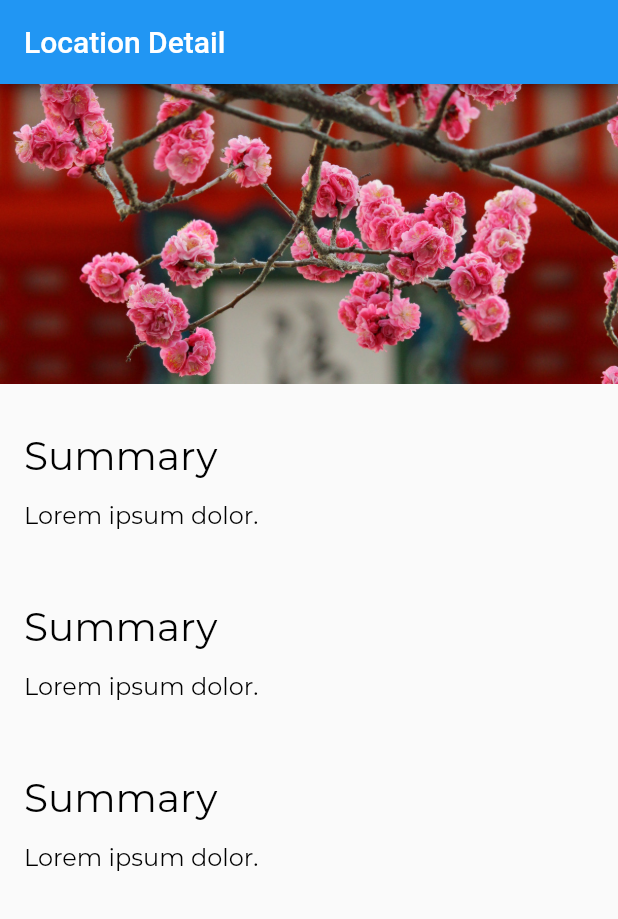
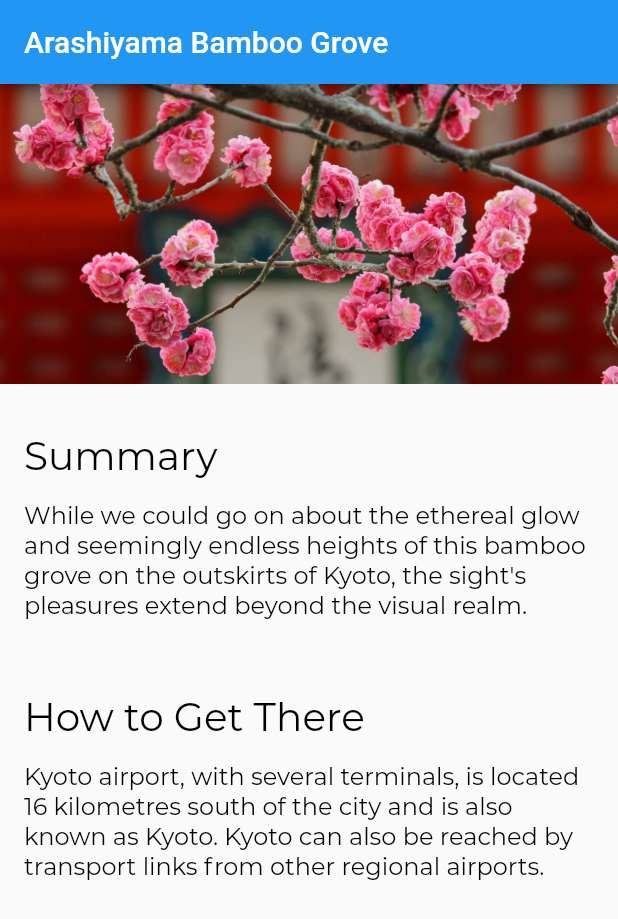
Before and after one commit to daduam/myflutterapp, a Flutter app: the screen it shows after launch, on a phone screen of 412 x 824 dp. Shown: the top 919 px of the screen. Run offline on Flutter 3.47's test engine with Material 2 defaults, Android fonts, the phone set to English and light mode, and no system bars.

Commit message:
working with models in flutter

```diff
--- /dev/null
+++ b/lib/models/location.dart
@@ -0,0 +1,20 @@
+import 'location_fact.dart';
+
+class Location {
+  String name;
+  String imagePath;
+  final List<LocationFact> facts;
+
+  Location(this.name, this.imagePath, this.facts);
+
+  static List<Location> fetchAll() {
+    return [
+      Location('Arashiyama Bamboo Grove', 'assets/images/kiyomizu-dera.jpg', [
+        LocationFact('Summary',
+            'While we could go on about the ethereal glow and seemingly endless heights of this bamboo grove on the outskirts of Kyoto, the sight\'s pleasures extend beyond the visual realm.'),
+        LocationFact('How to Get There',
+            'Kyoto airport, with several terminals, is located 16 kilometres south of the city and is also known as Kyoto. Kyoto can also be reached by transport links from other regional airports.'),
+      ]),
+    ];
+  }
+}
--- /dev/null
+++ b/lib/models/location_fact.dart
@@ -0,0 +1,6 @@
+class LocationFact {
+  final String title;
+  final String text;
+
+  LocationFact(this.title, this.text);
+}
--- a/lib/screens/location_detail/location_detail.dart
+++ b/lib/screens/location_detail/location_detail.dart
@@ -1,24 +1,31 @@
 import 'package:flutter/material.dart';
 import 'text_section.dart';
 import 'image_banner.dart';
+import '../../models/location.dart';
 
 class LocationDetail extends StatelessWidget {
   @override
   Widget build(BuildContext context) {
+    final locations = Location.fetchAll();
+    final location = locations.first;
+
     return Scaffold(
       appBar: AppBar(
-        title: Text('Location Detail'),
+        title: Text(location.name),
       ),
       body: Column(
-        mainAxisAlignment: MainAxisAlignment.start,
-        crossAxisAlignment: CrossAxisAlignment.stretch,
-        children: [
-          ImageBanner("assets/images/kiyomizu-dera.jpg"),
-          TextSection("Summary", "Lorem ipsum dolor."),
-          TextSection("Summary", "Lorem ipsum dolor."),
-          TextSection("Summary", "Lorem ipsum dolor."),
-        ],
-      ),
+          mainAxisAlignment: MainAxisAlignment.start,
+          crossAxisAlignment: CrossAxisAlignment.stretch,
+          children: [
+            ImageBanner(location.imagePath),
+            ...textSections(location),
+          ]),
     );
   }
+
+  List<Widget> textSections(Location location) {
+    return location.facts
+        .map((fact) => TextSection(fact.title, fact.text))
+        .toList();
+  }
 }
```
